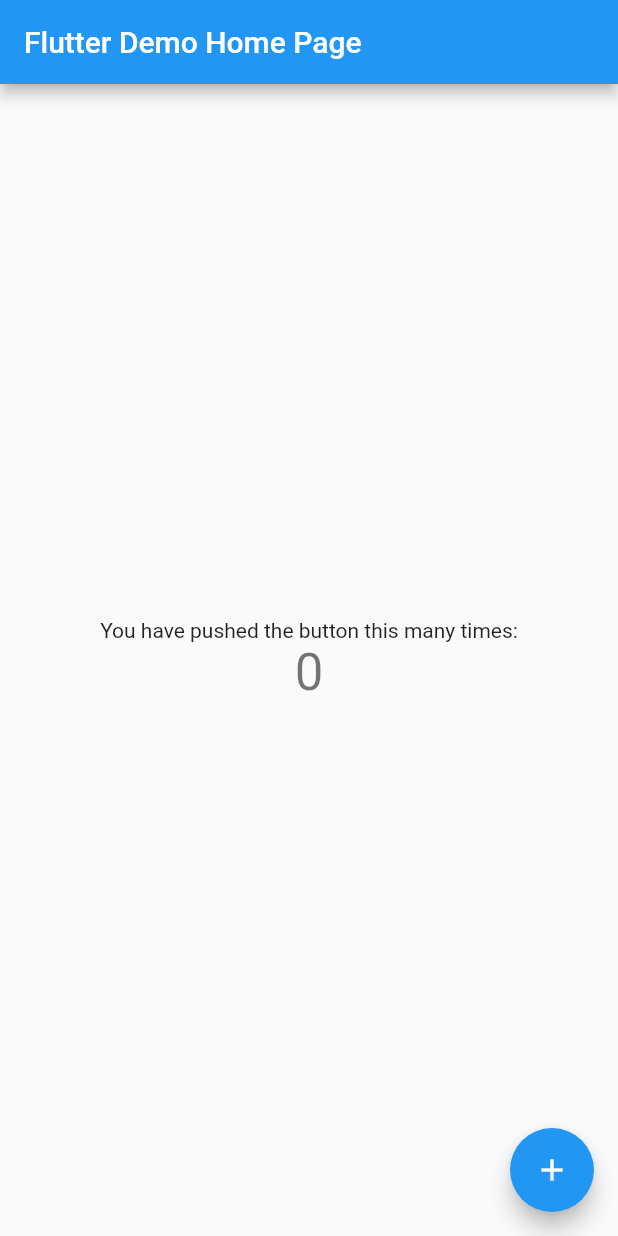
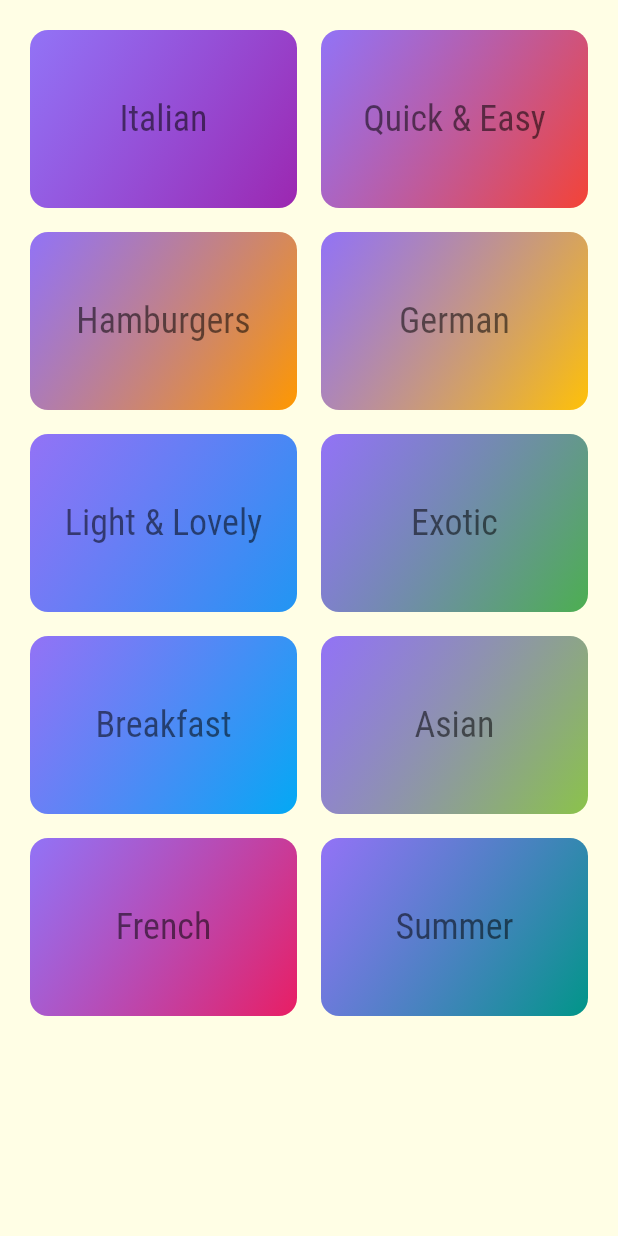
Before and after one commit to irisktaker/mealapp, a Flutter app: the screen it shows after launch, on a phone screen of 412 x 824 dp. Run offline on Flutter 3.47's test engine with Material 2 defaults, Android fonts, the phone set to English and light mode, and no system bars.

Commit message:
Categories Screen

```diff
--- a/lib/dummy_data.dart
+++ b/lib/dummy_data.dart
@@ -2,6 +2,8 @@ import 'package:flutter/material.dart';
 
 import './models/category.dart';
 import './models/meal.dart';
+
+// List of Objects
 
 const DUMMY_CATEGORIES = [
   Category(
--- a/lib/main.dart
+++ b/lib/main.dart
@@ -1,6 +1,14 @@
 import 'package:flutter/material.dart';
+import 'package:flutter/services.dart';
+
+import 'screens/categories_screen.dart';
 
 void main() {
+  SystemChrome.setSystemUIOverlayStyle(
+    const SystemUiOverlayStyle(
+      statusBarColor: Colors.transparent,
+    ),
+  );
   runApp(const MyApp());
 }
 
@@ -11,96 +19,40 @@ class MyApp extends StatelessWidget {
   @override
   Widget build(BuildContext context) {
     return MaterialApp(
+      debugShowCheckedModeBanner: false,
       title: 'Meal App',
       theme: ThemeData(
-        primarySwatch: Colors.blue,
+        primarySwatch: Colors.pink,
+        colorScheme: const ColorScheme.light(
+          primary: Colors.amber,
+        ),
+        canvasColor: const Color.fromRGBO(255, 254, 229, 1),
+        textTheme: ThemeData.light().textTheme.copyWith(
+              bodyText1: const TextStyle(
+                color: Color.fromRGBO(20, 50, 50, 1),
+              ),
+              bodyText2: const TextStyle(
+                color: Color.fromRGBO(20, 50, 50, 1),
+              ),
+              caption: const TextStyle(
+                fontSize: 24,
+                fontFamily: "RobotoCondensed",
+                // color: Colors.white,
+              ),
+            ),
       ),
-      home: const MyHomePage(title: 'Flutter Demo Home Page'),
+      home: const CategoriesScreen(),
     );
   }
 }
 
-class MyHomePage extends StatefulWidget {
-  const MyHomePage({Key? key, required this.title}) : super(key: key);
+// class HomePage extends StatelessWidget {
+//   const HomePage({Key? key}) : super(key: key);
 
-  // This widget is the home page of your application. It is stateful, meaning
-  // that it has a State object (defined below) that contains fields that affect
-  // how it looks.
-
-  // This class is the configuration for the state. It holds the values (in this
-  // case the title) provided by the parent (in this case the App widget) and
-  // used by the build method of the State. Fields in a Widget subclass are
-  // always marked "final".
-
-  final String title;
-
-  @override
-  State<MyHomePage> createState() => _MyHomePageState();
-}
-
-class _MyHomePageState extends State<MyHomePage> {
-  int _counter = 0;
-
-  void _incrementCounter() {
-    setState(() {
-      // This call to setState tells the Flutter framework that something has
-      // changed in this State, which causes it to rerun the build method below
-      // so that the display can reflect the updated values. If we changed
-      // _counter without calling setState(), then the build method would not be
-      // called again, and so nothing would appear to happen.
-      _counter++;
-    });
-  }
-
-  @override
-  Widget build(BuildContext context) {
-    // This method is rerun every time setState is called, for instance as done
-    // by the _incrementCounter method above.
-    //
-    // The Flutter framework has been optimized to make rerunning build methods
-    // fast, so that you can just rebuild anything that needs updating rather
-    // than having to individually change instances of widgets.
-    return Scaffold(
-      appBar: AppBar(
-        // Here we take the value from the MyHomePage object that was created by
-        // the App.build method, and use it to set our appbar title.
-        title: Text(widget.title),
-      ),
-      body: Center(
-        // Center is a layout widget. It takes a single child and positions it
-        // in the middle of the parent.
-        child: Column(
-          // Column is also a layout widget. It takes a list of children and
-          // arranges them vertically. By default, it sizes itself to fit its
-          // children horizontally, and tries to be as tall as its parent.
-          //
-          // Invoke "debug painting" (press "p" in the console, choose the
-          // "Toggle Debug Paint" action from the Flutter Inspector in Android
-          // Studio, or the "Toggle Debug Paint" command in Visual Studio Code)
-          // to see the wireframe for each widget.
-          //
-          // Column has various properties to control how it sizes itself and
-          // how it positions its children. Here we use mainAxisAlignment to
-          // center the children vertically; the main axis here is the vertical
-          // axis because Columns are vertical (the cross axis would be
-          // horizontal).
-          mainAxisAlignment: MainAxisAlignment.center,
-          children: <Widget>[
-            const Text(
-              'You have pushed the button this many times:',
-            ),
-            Text(
-              '$_counter',
-              style: Theme.of(context).textTheme.headline4,
-            ),
-          ],
-        ),
-      ),
-      floatingActionButton: FloatingActionButton(
-        onPressed: _incrementCounter,
-        tooltip: 'Increment',
-        child: const Icon(Icons.add),
-      ), // This trailing comma makes auto-formatting nicer for build methods.
-    );
-  }
-}
+//   @override
+//   Widget build(BuildContext context) {
+//     return const Scaffold(
+//       body: CategoriesScreen(),
+//     );
+//   }
+// }
--- /dev/null
+++ b/lib/screens/categories_screen.dart
@@ -0,0 +1,27 @@
+import 'package:flutter/material.dart';
+import 'package:mealapp/widgets/category_item.dart';
+
+import '../dummy_data.dart';
+
+class CategoriesScreen extends StatelessWidget {
+  const CategoriesScreen({Key? key}) : super(key: key);
+
+  @override
+  Widget build(BuildContext context) {
+    return Scaffold(
+      body: GridView(
+        gridDelegate: const SliverGridDelegateWithMaxCrossAxisExtent(
+          maxCrossAxisExtent: 200,
+          childAspectRatio: 3 / 2,
+          crossAxisSpacing: 16,
+          mainAxisSpacing: 16,
+          // mainAxisExtent: 100,
+        ),
+        padding: const EdgeInsets.all(20),
+        children: DUMMY_CATEGORIES
+            .map((data) => CategoryItem(data.id, data.title, data.color))
+            .toList(),
+      ),
+    );
+  }
+}
--- /dev/null
+++ b/lib/widgets/category_item.dart
@@ -0,0 +1,31 @@
+import 'package:flutter/material.dart';
+
+class CategoryItem extends StatelessWidget {
+  final String id;
+  final String title;
+  final Color color;
+
+  CategoryItem(this.id, this.title, this.color);
+
+  @override
+  Widget build(BuildContext context) {
+    return InkWell(
+      onTap: () {},
+      child: Container(
+        padding: const EdgeInsets.all(16),
+        alignment: Alignment.center,
+        decoration: BoxDecoration(
+          gradient: LinearGradient(
+              colors: [const Color(0xFF7750fa).withOpacity(0.80), color],
+              begin: Alignment.topLeft,
+              end: Alignment.bottomRight),
+          borderRadius: BorderRadius.circular(12),
+        ),
+        child: Text(
+          title,
+          style: Theme.of(context).textTheme.caption,
+        ),
+      ),
+    );
+  }
+}
```
